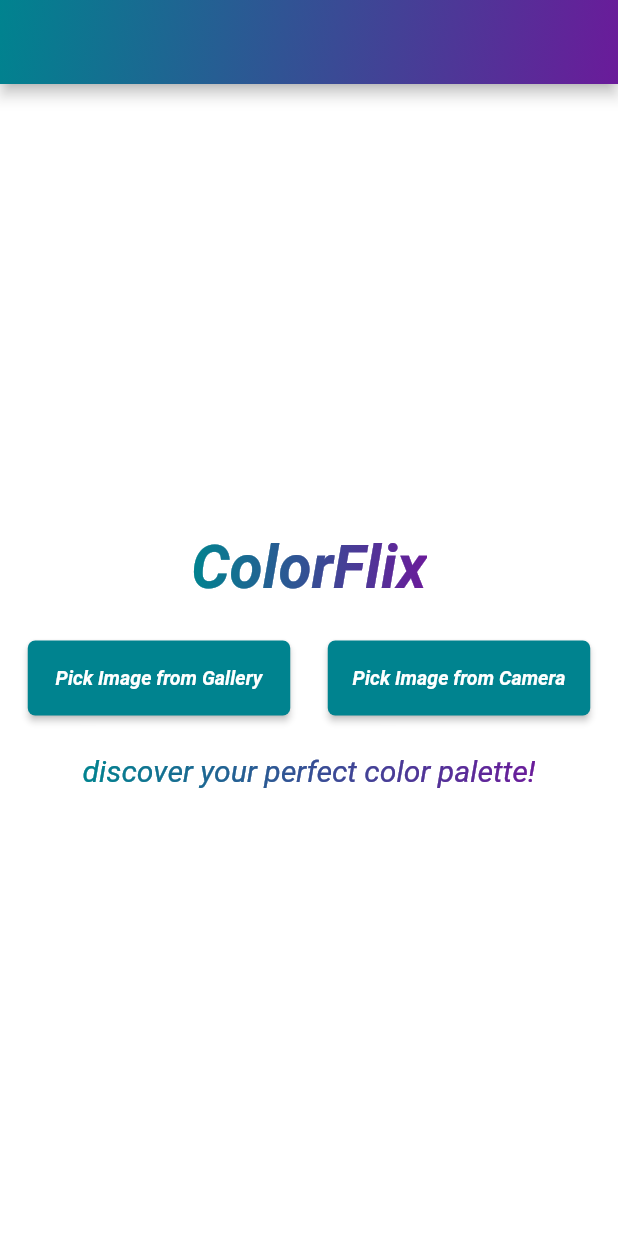
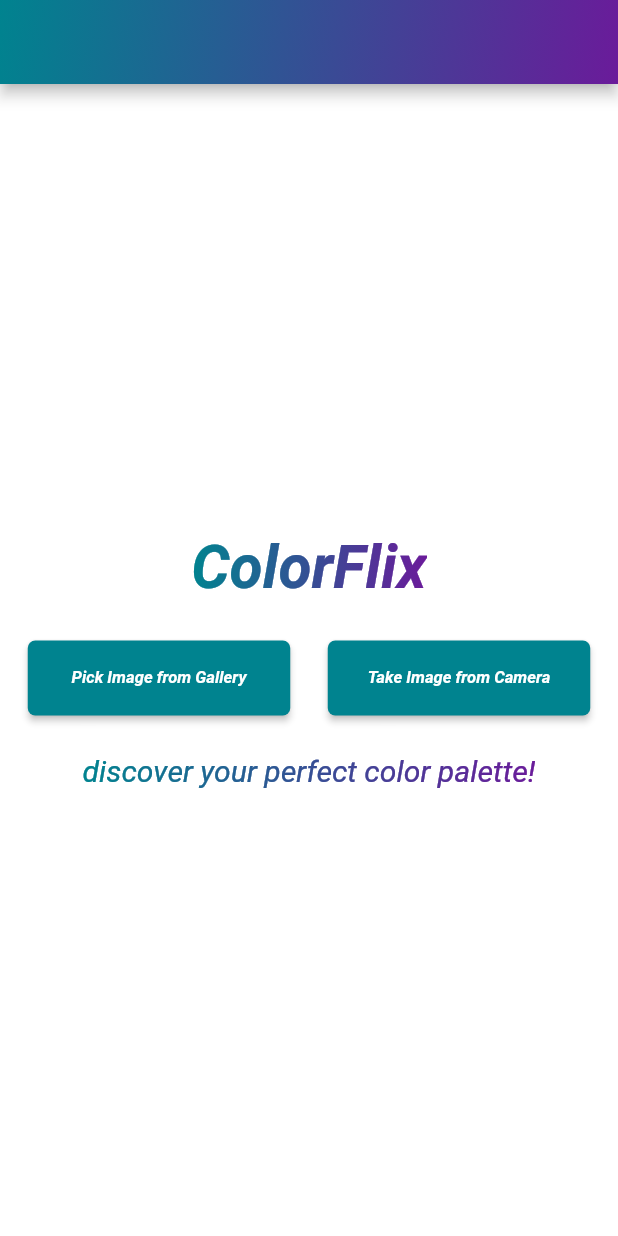
Before and after one commit to bhaveshasasik/color-palette-app, a Flutter app: the screen it shows after launch, on a phone screen of 412 x 824 dp. Run offline on Flutter 3.47's test engine with Material 2 defaults, Android fonts, the phone set to English and light mode, and no system bars; our stand-ins replace image_picker.

Commit message:
#new code

```diff
--- a/lib/home.dart
+++ b/lib/home.dart
@@ -110,7 +110,7 @@ class _HomePageState extends State<HomePage> {
                       style: TextStyle(
                           color: Colors.white,
                           fontWeight: FontWeight.bold,
-                          fontSize: 13,
+                          fontSize: 11,
                           fontStyle: FontStyle.italic),
                     ),
                   ),
@@ -126,11 +126,11 @@ class _HomePageState extends State<HomePage> {
                     color: Colors.cyan.shade800,
                     onPressed: _pickImageFromCamera,
                     child: const Text(
-                      "Pick Image from Camera",
+                      "Take Image from Camera",
                       style: TextStyle(
                           color: Colors.white,
                           fontWeight: FontWeight.bold,
-                          fontSize: 13,
+                          fontSize: 11,
                           fontStyle: FontStyle.italic),
                     ),
                   ),
```
Also changed, not shown: 6 other files.
